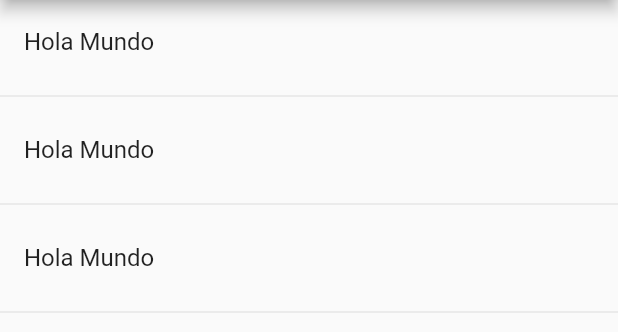
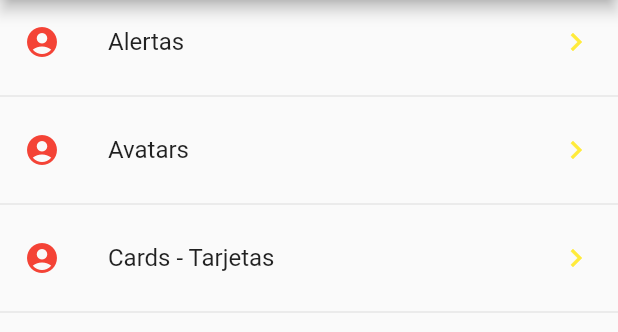
Before and after one commit to Jorgelg13/Componentes, a Flutter app: the screen it shows after launch, on a phone screen of 412 x 824 dp, the part 84-416 px from its top. Run offline on Flutter 3.47's test engine with Material 2 defaults, Android fonts, the phone set to English and light mode, and no system bars.

```diff
--- a/lib/src/pages/home_page.dart
+++ b/lib/src/pages/home_page.dart
@@ -9,26 +9,40 @@ class HomePage extends StatelessWidget {
         title: Text('Componentes'),
       ),
       body: _lista(),
-          );
-        }
+    );
+  }
 
   Widget _lista() {
-    print(menuProvider.opciones);
-    return ListView(
-      children: _listaItems(),
-          );
-        }
+    //print(menuProvider.opciones);
 
-
-  List<Widget> _listaItems() {
-    return [
-      ListTile(title: Text('Hola Mundo'),),
-      Divider(),
-      ListTile(title: Text('Hola Mundo'),),
-      Divider(),
-      ListTile(title: Text('Hola Mundo'),),
-      Divider(),
-    ];
+    return FutureBuilder(
+       future: menuProvider.cargarData(),
+       initialData: [],
+       builder: (context, AsyncSnapshot<List<dynamic>> snapshot){
+         return ListView(
+           children:_listaItems(snapshot.data),
+         );
+      },
+    );
   }
 
+  List<Widget> _listaItems( List<dynamic> data) {
+    final List<Widget> opciones = [];
+
+    data.forEach((opt){
+
+      final widgetTemp = ListTile(
+        title: Text(opt['texto']),
+        leading: Icon(Icons.account_circle, color: Colors.red),
+        trailing: Icon(Icons.keyboard_arrow_right, color: Colors.yellow,),
+        onTap: (){
+
+        },
+      );
+      opciones..add(widgetTemp)
+              ..add(Divider());
+    });
+
+    return opciones;
+  }
 }
--- a/lib/src/pages/home_temp.dart
+++ b/lib/src/pages/home_temp.dart
@@ -38,7 +38,7 @@ class HomePageTemp extends StatelessWidget {
            ListTile(
              title: Text(item + '!'),
              subtitle: Text('Esto es un subtitulo'),
-             leading: Icon(Icons.face),
+             leading: Icon(Icons.card_travel),
              trailing: Icon(Icons.arrow_back),
              onTap:(){
                opciones[0] = 'jorge';
```
Also changed, not shown: lib/src/providers/menu_provider.dart (+11 -6 lines).
